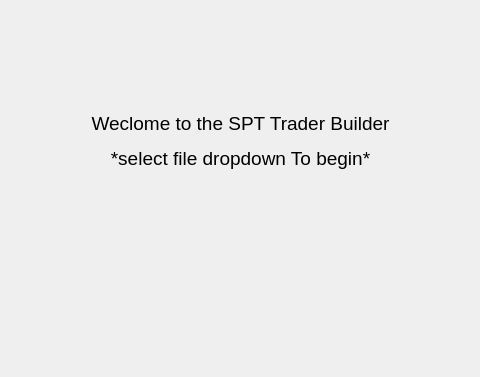
Before: the Qt Designer form src/gui_main.ui in ThePi1/SPT-Trader-Builder, drawn with Qt 5; both pictures show x 112 to 592 and y 92 to 469 of the 712 by 469 pixel window.
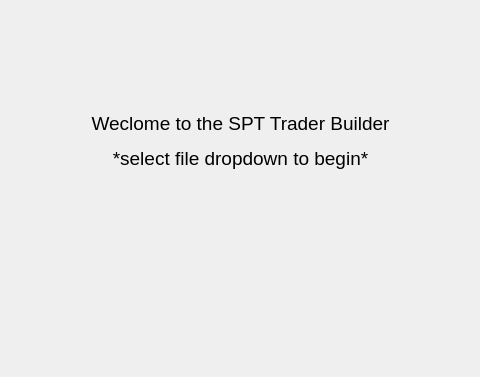
After: the same form once the commit is applied. Icons and pictures are not drawn.

Commit message: Fixes for quest dialog

```diff
--- a/src/gui_main.ui
+++ b/src/gui_main.ui
@@ -64,7 +64,7 @@
      <item row="0" column="0">
       <widget class="QLabel" name="label">
        <property name="text">
-        <string>&lt;html&gt;&lt;head/&gt;&lt;body&gt;&lt;p align=&quot;center&quot;&gt;&lt;span style=&quot; font-size:14pt;&quot;&gt;Weclome to the SPT Trader Builder&lt;/span&gt;&lt;/p&gt;&lt;p align=&quot;center&quot;&gt;&lt;span style=&quot; font-size:14pt;&quot;&gt;*select file dropdown To begin*&lt;/span&gt;&lt;/p&gt;&lt;/body&gt;&lt;/html&gt;</string>
+        <string>&lt;html&gt;&lt;head/&gt;&lt;body&gt;&lt;p align=&quot;center&quot;&gt;&lt;span style=&quot; font-size:14pt;&quot;&gt;Weclome to the SPT Trader Builder&lt;/span&gt;&lt;/p&gt;&lt;p align=&quot;center&quot;&gt;&lt;span style=&quot; font-size:14pt;&quot;&gt;*select file dropdown to begin*&lt;/span&gt;&lt;/p&gt;&lt;/body&gt;&lt;/html&gt;</string>
        </property>
       </widget>
      </item>
```
The commit also changes 5 other files.
